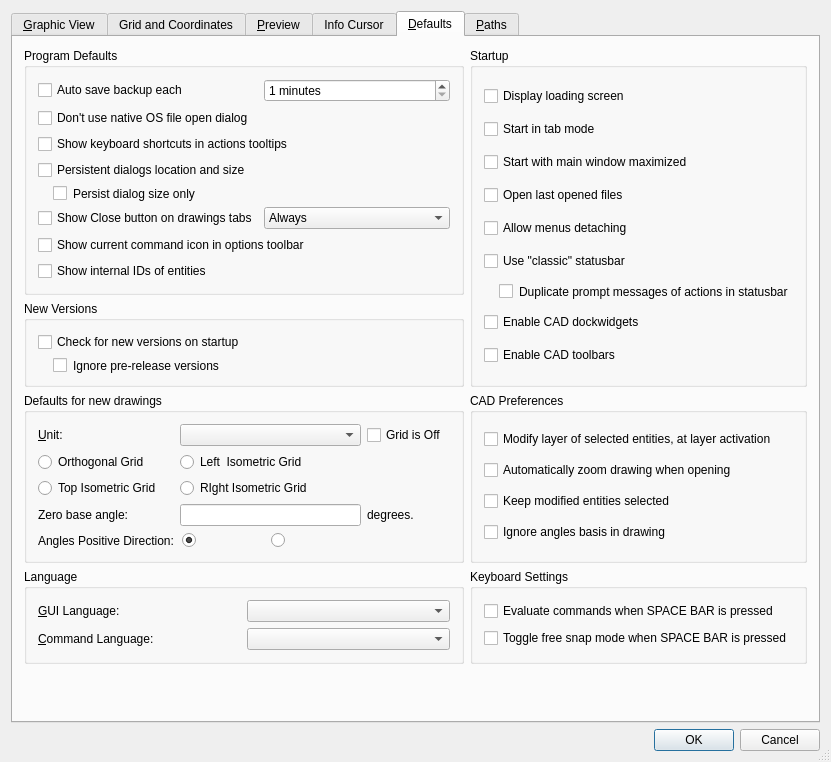
First picture: the form in librecad/src/ui/dialogs/settings/options_general/qg_dlgoptionsgeneral.ui, repository LibreCAD/LibreCAD, before the edit.
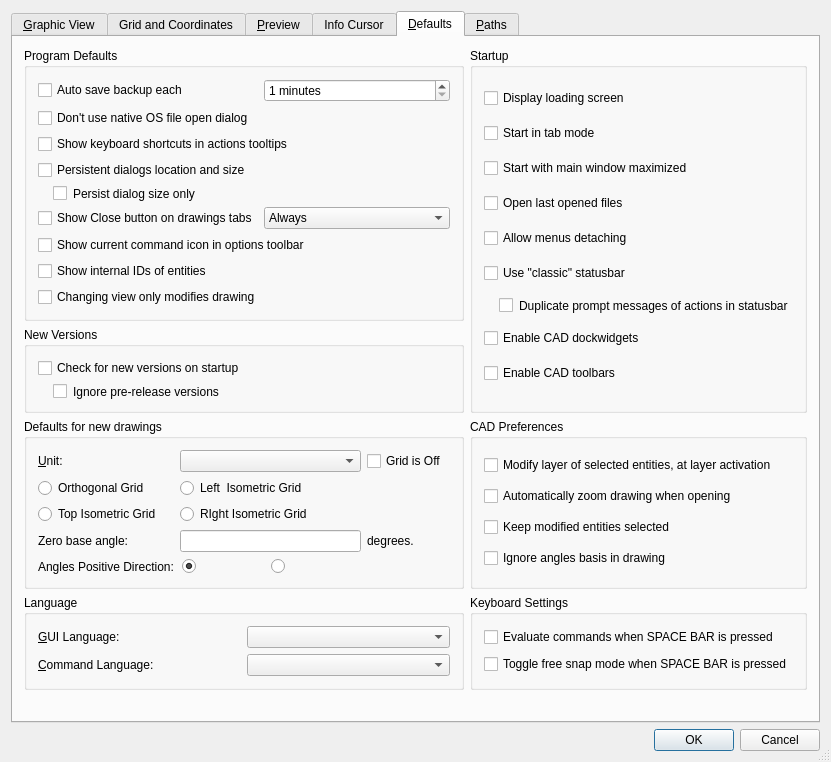
Second picture: the form after the edit. Icons and pictures are not drawn. Custom widgets are drawn as their Qt base class.

Commit message: option that let change view (zoom,pan) of drawing without affecting "modified" drawing's state

Patch:
```diff
--- a/librecad/src/ui/dialogs/settings/options_general/qg_dlgoptionsgeneral.ui
+++ b/librecad/src/ui/dialogs/settings/options_general/qg_dlgoptionsgeneral.ui
@@ -4639,6 +4639,16 @@
             </property>
            </widget>
           </item>
+          <item row="8" column="0" colspan="2">
+           <widget class="QCheckBox" name="cbChangingViewOnlyModifiesDrawing">
+            <property name="toolTip">
+             <string>If checked, any changes of zoom or pan for drawing will mark drawing as modified. Otherwise, changing view only will not affect modified status of the drawing. </string>
+            </property>
+            <property name="text">
+             <string>Changing view only modifies drawing</string>
+            </property>
+           </widget>
+          </item>
          </layout>
         </widget>
        </item>
```
Left out of the diff: 102 changed lines with no effect on the pictures. The commit also changes 8 other files.
